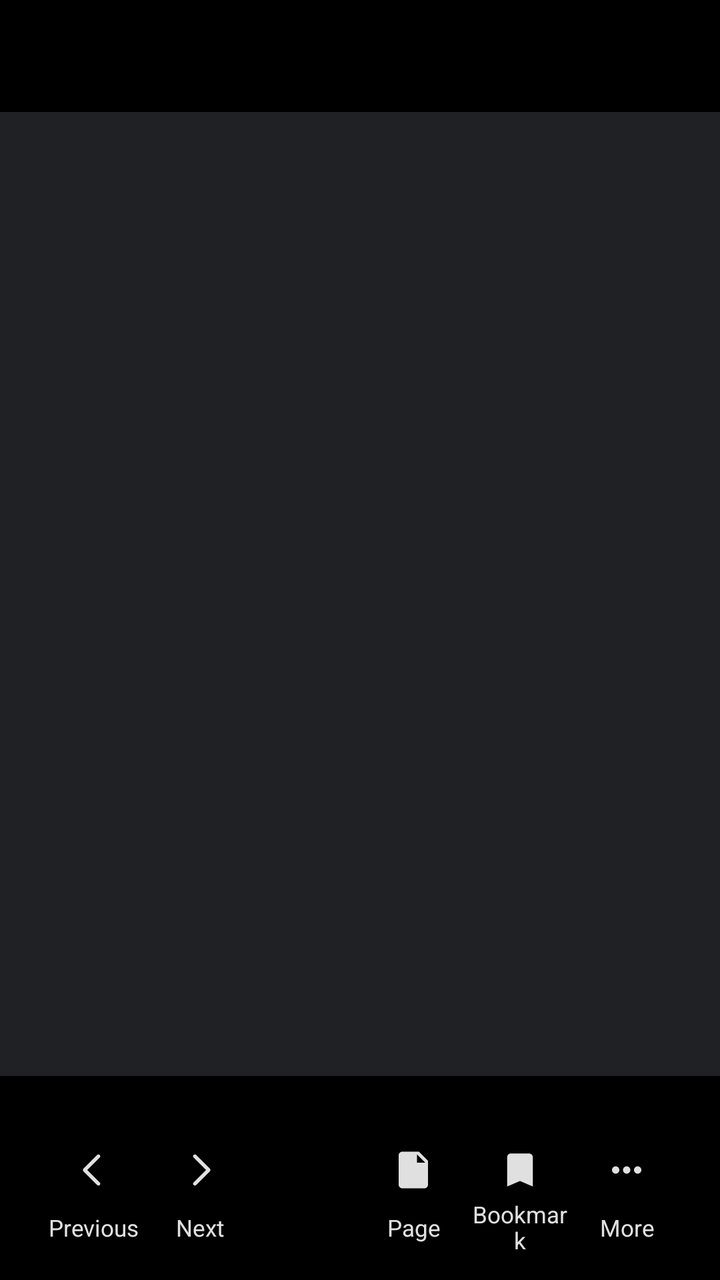
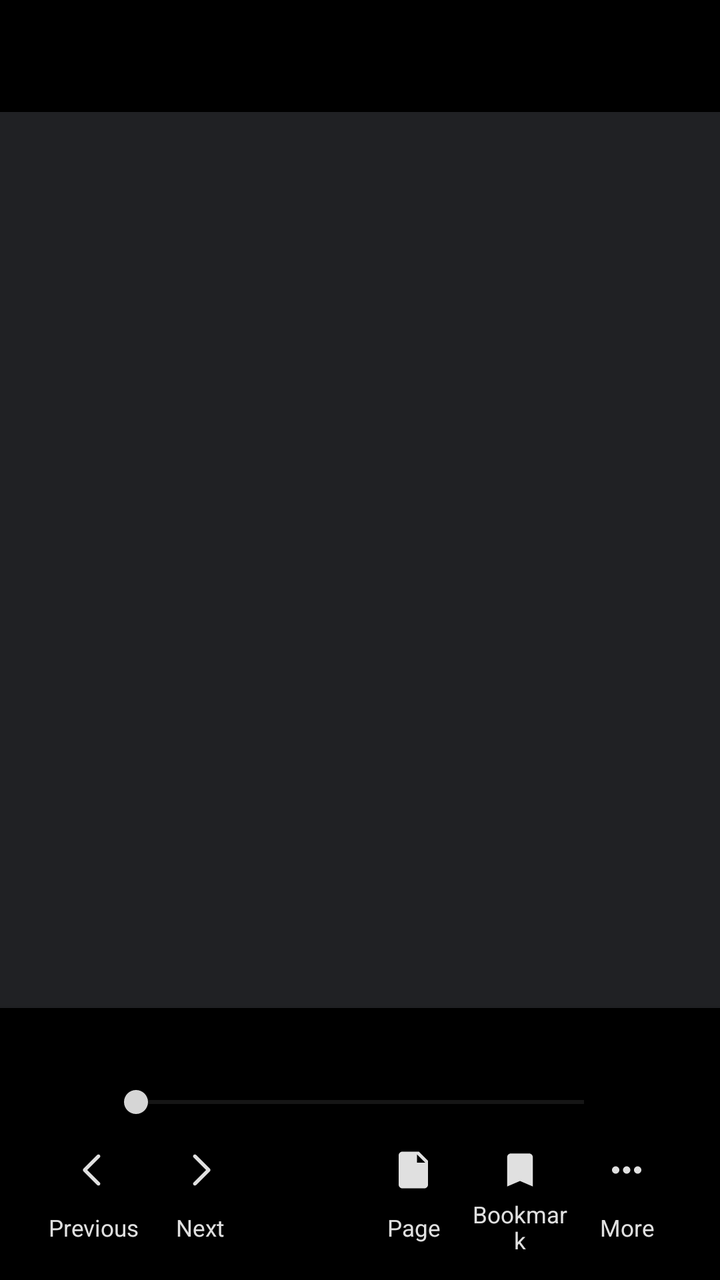

Compare the two renders of this Android layout. The source of the first and the diff that turns it into the second are given below.
<!-- AndroidManifest.xml: application theme Theme.TextViewReader -->
<!-- res/layout/activity_pdf_reader.xml -->
<?xml version="1.0" encoding="utf-8"?>
<LinearLayout xmlns:android="http://schemas.android.com/apk/res/android"
    xmlns:app="http://schemas.android.com/apk/res-auto"
    android:id="@+id/pdf_root"
    android:layout_width="match_parent"
    android:layout_height="match_parent"
    android:background="#000000"
    android:orientation="vertical">

    <com.google.android.material.appbar.AppBarLayout
        android:id="@+id/pdf_appbar"
        android:layout_width="match_parent"
        android:layout_height="wrap_content"
        android:background="#000000">

        <androidx.appcompat.widget.Toolbar
            android:id="@+id/toolbar"
            android:layout_width="match_parent"
            android:layout_height="?attr/actionBarSize"
            android:background="#000000"
            app:titleTextColor="#FFFFFFFF" />

    </com.google.android.material.appbar.AppBarLayout>

    <FrameLayout
        android:id="@+id/pdf_viewport"
        android:layout_width="match_parent"
        android:layout_height="0dp"
        android:layout_weight="1"
        android:background="#202124">

        <HorizontalScrollView
            android:id="@+id/pdf_h_scroll"
            android:layout_width="match_parent"
            android:layout_height="match_parent"
            android:fillViewport="true">

            <ScrollView
                android:id="@+id/pdf_v_scroll"
                android:layout_width="wrap_content"
                android:layout_height="match_parent"
                android:fillViewport="true">

                <ImageView
                    android:id="@+id/pdf_page_image"
                    android:layout_width="wrap_content"
                    android:layout_height="wrap_content"
                    android:layout_gravity="center_horizontal"
                    android:adjustViewBounds="true"
                    android:background="#FFFFFFFF"
                    android:contentDescription="@string/pdf_page"
                    android:padding="0dp" />

            </ScrollView>
        </HorizontalScrollView>

        <androidx.recyclerview.widget.RecyclerView
            android:id="@+id/pdf_continuous_list"
            android:layout_width="match_parent"
            android:layout_height="match_parent"
            android:clipToPadding="false"
            android:paddingTop="8dp"
            android:paddingBottom="8dp"
            android:visibility="gone" />

        <ProgressBar
            android:id="@+id/pdf_progress"
            android:layout_width="48dp"
            android:layout_height="48dp"
            android:layout_gravity="center"
            android:background="@android:color/transparent"
            android:indeterminate="true" />

    </FrameLayout>

    <LinearLayout
        android:id="@+id/pdf_bottom_bar"
        android:layout_width="match_parent"
        android:layout_height="wrap_content"
        android:background="#DD000000"
        android:elevation="12dp"
        android:orientation="vertical"
        android:paddingStart="20dp"
        android:paddingTop="8dp"
        android:paddingEnd="20dp"
        android:paddingBottom="6dp">

        <TextView
            android:id="@+id/pdf_page_status"
            android:layout_width="match_parent"
            android:layout_height="22dp"
            android:gravity="center"
            android:textColor="#E0E0E0"
            android:textSize="12sp"
            android:textStyle="bold" />

        <LinearLayout
            android:layout_width="match_parent"
            android:layout_height="66dp"
            android:baselineAligned="false"
            android:gravity="center"
            android:orientation="horizontal">

            <TextView
                android:id="@+id/pdf_prev"
                style="@style/ReaderBottomButton"
                android:drawableTop="@drawable/ic_bottom_arrow_left"
                android:text="@string/previous_page" />

            <TextView
                android:id="@+id/pdf_next"
                style="@style/ReaderBottomButton"
                android:drawableTop="@drawable/ic_bottom_arrow_right"
                android:text="@string/next_page" />

            <TextView
                android:id="@+id/pdf_slide_toggle"
                style="@style/ReaderBottomButton"
                android:text="" />

            <TextView
                android:id="@+id/pdf_page"
                style="@style/ReaderBottomButton"
                android:drawableTop="@drawable/ic_bottom_page"
                android:text="@string/bottom_page" />

            <TextView
                android:id="@+id/pdf_bookmark"
                style="@style/ReaderBottomButton"
                android:drawableTop="@drawable/ic_bottom_bookmark"
                android:text="@string/bookmark" />

            <TextView
                android:id="@+id/pdf_zoom_more"
                style="@style/ReaderBottomButton"
                android:drawableTop="@drawable/ic_bottom_more_horiz"
                android:text="@string/more" />

        </LinearLayout>
    </LinearLayout>

</LinearLayout>
<!-- resources referenced by this layout -->
<resources>
  <!-- drawable ic_bottom_arrow_left (drawable) -->
  <?xml version="1.0" encoding="utf-8"?>
  <vector xmlns:android="http://schemas.android.com/apk/res/android"
      android:width="22dp"
      android:height="22dp"
      android:viewportWidth="24"
      android:viewportHeight="24">
      <path
          android:fillColor="#E0E0E0"
          android:pathData="M15.5,5.2L8.7,12l6.8,6.8c0.4,0.4 0.4,1 0,1.4s-1,0.4 -1.4,0l-7.5,-7.5c-0.4,-0.4 -0.4,-1 0,-1.4l7.5,-7.5c0.4,-0.4 1,-0.4 1.4,0s0.4,1 0,1.4z" />
  </vector>
  <!-- drawable ic_bottom_arrow_right (drawable) -->
  <?xml version="1.0" encoding="utf-8"?>
  <vector xmlns:android="http://schemas.android.com/apk/res/android"
      android:width="22dp"
      android:height="22dp"
      android:viewportWidth="24"
      android:viewportHeight="24">
      <path
          android:fillColor="#E0E0E0"
          android:pathData="M8.5,18.8l6.8,-6.8L8.5,5.2c-0.4,-0.4 -0.4,-1 0,-1.4s1,-0.4 1.4,0l7.5,7.5c0.4,0.4 0.4,1 0,1.4l-7.5,7.5c-0.4,0.4 -1,0.4 -1.4,0s-0.4,-1 0,-1.4z" />
  </vector>
  <!-- drawable ic_bottom_bookmark (drawable) -->
  <?xml version="1.0" encoding="utf-8"?>
  <vector xmlns:android="http://schemas.android.com/apk/res/android"
      android:width="22dp"
      android:height="22dp"
      android:viewportWidth="24"
      android:viewportHeight="24">
      <path
          android:fillColor="#E0E0E0"
          android:pathData="M17,3H7c-1.1,0 -2,0.9 -2,2v16l7,-3 7,3V5c0,-1.1 -0.9,-2 -2,-2z" />
  </vector>
  <string name="bookmark">Bookmark</string>
  <string name="bottom_page">Page</string>
  <string name="more">More</string>
  <string name="next_page">Next</string>
  <string name="pdf_page">PDF page</string>
  <string name="previous_page">Previous</string>
  <color name="md_theme_light_primary">#202124</color>
  <color name="md_theme_light_onPrimary">#FFFFFF</color>
  <color name="md_theme_light_primaryContainer">#E8EAED</color>
  <color name="md_theme_light_surface">#FFFFFF</color>
  <color name="md_theme_light_onSurface">#202124</color>
  <color name="md_theme_light_surfaceVariant">#F1F3F4</color>
  <color name="md_theme_light_onSurfaceVariant">#5F6368</color>
  <color name="md_theme_light_outline">#8A9099</color>
  <!-- drawable text_select_handle_middle (drawable) -->
  <?xml version="1.0" encoding="utf-8"?>
  <vector xmlns:android="http://schemas.android.com/apk/res/android"
      android:width="22dp"
      android:height="34dp"
      android:viewportWidth="22"
      android:viewportHeight="34">
      <path
          android:fillColor="#262626"
          android:pathData="M11,0 L17,8 L17,27 Q17,31 14,31 L8,31 Q5,31 5,27 L5,8 Z" />
  </vector>
  <!-- drawable text_select_handle_left (drawable) -->
  <?xml version="1.0" encoding="utf-8"?>
  <vector xmlns:android="http://schemas.android.com/apk/res/android"
      android:width="22dp"
      android:height="34dp"
      android:viewportWidth="22"
      android:viewportHeight="34">
      <path
          android:fillColor="#262626"
          android:pathData="M18,0 L6,12 L6,27 Q6,31 9,31 L15,31 Q18,31 18,28 Z" />
  </vector>
  <!-- drawable text_select_handle_right (drawable) -->
  <?xml version="1.0" encoding="utf-8"?>
  <vector xmlns:android="http://schemas.android.com/apk/res/android"
      android:width="22dp"
      android:height="34dp"
      android:viewportWidth="22"
      android:viewportHeight="34">
      <path
          android:fillColor="#262626"
          android:pathData="M4,0 L16,12 L16,27 Q16,31 13,31 L7,31 Q4,31 4,28 Z" />
  </vector>
  <!-- drawable selection_action_mode_bubble (drawable) -->
  <?xml version="1.0" encoding="utf-8"?>
  <shape xmlns:android="http://schemas.android.com/apk/res/android"
      android:shape="rectangle">
      <solid android:color="#1F1F1F" />
      <corners android:radius="22dp" />
  </shape>
  <!-- unchanged entries left out for length: 4 -->
</resources>

<!-- the commit's change to res/layout/activity_pdf_reader.xml (unified diff, before → after) -->
@@ -19,6 +19,18 @@
             android:layout_height="?attr/actionBarSize"
             android:background="#000000"
             app:titleTextColor="#FFFFFFFF" />
+
+        <TextView
+            android:id="@+id/pdf_top_page_status"
+            android:layout_width="match_parent"
+            android:layout_height="34dp"
+            android:background="#121212"
+            android:gravity="center"
+            android:paddingBottom="8dp"
+            android:textColor="#E0E0E0"
+            android:textSize="12sp"
+            android:textStyle="bold"
+            android:visibility="gone" />
 
     </com.google.android.material.appbar.AppBarLayout>
 
@@ -73,6 +85,13 @@
 
     </FrameLayout>
 
+    <View
+        android:id="@+id/pdf_nav_bar_spacer"
+        android:layout_width="match_parent"
+        android:layout_height="0dp"
+        android:background="#121212"
+        android:visibility="gone" />
+
     <LinearLayout
         android:id="@+id/pdf_bottom_bar"
         android:layout_width="match_parent"
@@ -93,6 +112,20 @@
             android:textColor="#E0E0E0"
             android:textSize="12sp"
             android:textStyle="bold" />
+
+        <SeekBar
+            android:id="@+id/pdf_page_seek_bar"
+            android:layout_width="match_parent"
+            android:layout_height="34dp"
+            android:layout_gravity="center_horizontal"
+            android:maxHeight="4dp"
+            android:minHeight="4dp"
+            android:paddingStart="48dp"
+            android:paddingEnd="48dp"
+            android:splitTrack="false"
+            android:progressBackgroundTint="#555555"
+            android:progressTint="#9E9E9E"
+            android:thumbTint="#D6D6D6" />
 
         <LinearLayout
             android:layout_width="match_parent"
